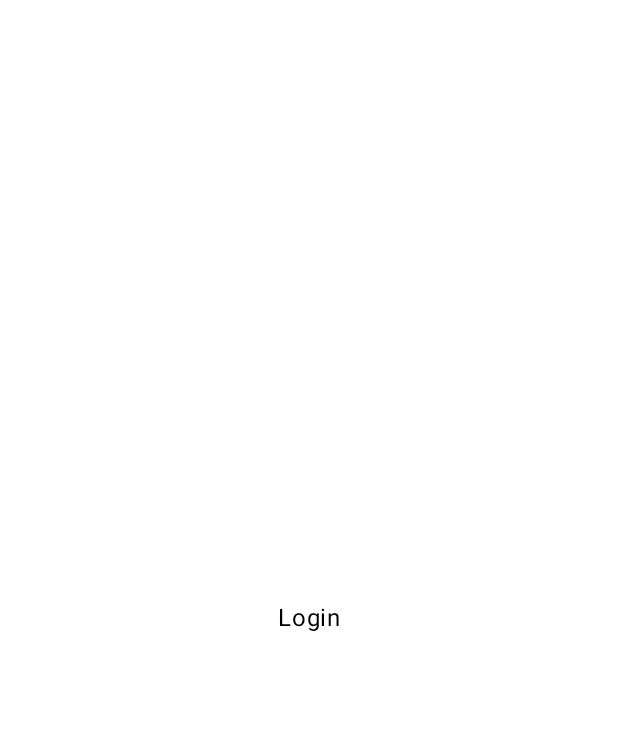
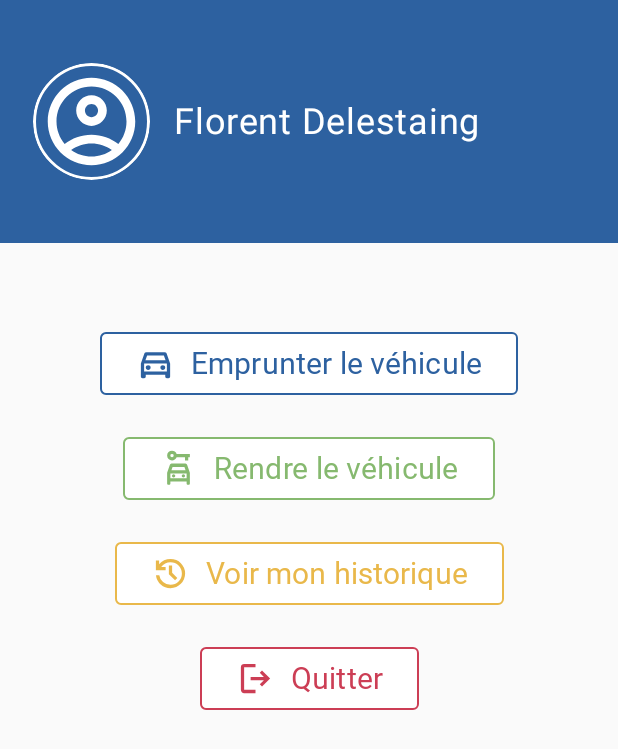
Before and after one commit to TawfiqGit/TrackingCar, an Android app built with Jetpack Compose: the screen it shows after launch (MainActivity), on a phone screen of 412 x 824 dp. Before the commit the part shown is almost empty. Shown: the top 749 px of the screen. Run offline under Robolectric (Android 15) with nearby library versions, the light colour scheme and no system bars; our stand-ins replace Dagger/Hilt's generated code.

Commit message:
UX DashboardScreen.kt

```diff
--- a/app/src/main/java/com/tawfiqdev/trackingcar/navigation/NavHostScreen.kt
+++ b/app/src/main/java/com/tawfiqdev/trackingcar/navigation/NavHostScreen.kt
@@ -4,7 +4,8 @@ import androidx.compose.runtime.Composable
 import androidx.navigation.NavHostController
 import androidx.navigation.compose.NavHost
 import androidx.navigation.compose.composable
-import com.tawfiqdev.trackingcar.ui.dashboard.LoginScreen
+import com.tawfiqdev.trackingcar.ui.auth.LoginScreen
+import com.tawfiqdev.trackingcar.ui.dashboard.DashboardScreen
 import com.tawfiqdev.trackingcar.ui.splash.SplashScreen
 
 @Composable
@@ -19,5 +20,14 @@ fun NavHostScreen(navController: NavHostController) {
         composable(route = Screen.Login.route) {
             LoginScreen(navController = navController)
         }
+        composable(route = Screen.Dashboard.route) {
+            DashboardScreen(
+                userName = "Florent Delestaing",
+                onBorrowVehicle = {  },
+                onReturnVehicle = { },
+                onHistory = { },
+                onQuit = { navController.popBackStack() }
+            )
+        }
     }
 }
--- a/app/src/main/java/com/tawfiqdev/trackingcar/navigation/Screen.kt
+++ b/app/src/main/java/com/tawfiqdev/trackingcar/navigation/Screen.kt
@@ -3,4 +3,6 @@ package com.tawfiqdev.trackingcar.navigation
 sealed class Screen(val route: String) {
     object Splash : Screen("splash_screen")
     object Login : Screen("login_screen")
+
+    object Dashboard : Screen("dashboard_screen")
 }
--- /dev/null
+++ b/app/src/main/java/com/tawfiqdev/trackingcar/ui/auth/LoginScreen.kt
@@ -0,0 +1,23 @@
+package com.tawfiqdev.trackingcar.ui.auth
+
+import androidx.compose.foundation.background
+import androidx.compose.foundation.layout.Box
+import androidx.compose.foundation.layout.fillMaxSize
+import androidx.compose.material3.Text
+import androidx.compose.runtime.Composable
+import androidx.compose.ui.Alignment
+import androidx.compose.ui.Modifier
+import androidx.compose.ui.graphics.Color
+import androidx.navigation.NavHostController
+
+@Composable
+fun LoginScreen (navController: NavHostController){
+    Box(
+        modifier = Modifier
+            .fillMaxSize()
+            .background(Color.White),
+        contentAlignment = Alignment.Center
+    ) {
+        Text(text = "Login", color = Color.Black)
+    }
+}
--- /dev/null
+++ b/app/src/main/java/com/tawfiqdev/trackingcar/ui/dashboard/DashboardScreen.kt
@@ -0,0 +1,153 @@
+package com.tawfiqdev.trackingcar.ui.dashboard
+
+import androidx.compose.foundation.BorderStroke
+import androidx.compose.foundation.layout.Arrangement
+import androidx.compose.foundation.layout.Box
+import androidx.compose.foundation.layout.Column
+import androidx.compose.foundation.layout.Row
+import androidx.compose.foundation.layout.Spacer
+import androidx.compose.foundation.layout.fillMaxSize
+import androidx.compose.foundation.layout.fillMaxWidth
+import androidx.compose.foundation.layout.height
+import androidx.compose.foundation.layout.padding
+import androidx.compose.foundation.layout.size
+import androidx.compose.foundation.shape.CircleShape
+import androidx.compose.material.icons.Icons
+import androidx.compose.material.icons.outlined.AccountCircle
+import androidx.compose.material3.Icon
+import androidx.compose.material3.Surface
+import androidx.compose.material3.Text
+import androidx.compose.runtime.Composable
+import androidx.compose.ui.Alignment
+import androidx.compose.ui.Modifier
+import androidx.compose.ui.draw.clip
+import androidx.compose.ui.graphics.Color
+import androidx.compose.ui.text.style.TextOverflow
+import androidx.compose.ui.tooling.preview.Preview
+import androidx.compose.ui.unit.dp
+import androidx.compose.ui.unit.sp
+import com.tawfiqdev.design_system.R
+import com.tawfiqdev.design_system.components.ActionOutlinedButton
+import com.tawfiqdev.design_system.theme.Colors.AppBlue
+import com.tawfiqdev.design_system.theme.Colors.AppGreen
+import com.tawfiqdev.design_system.theme.Colors.AppRed
+import com.tawfiqdev.design_system.theme.Colors.AppYellow
+
+@Composable
+fun DashboardScreen(
+    userName: String,
+    onBorrowVehicle: () -> Unit,
+    onReturnVehicle: () -> Unit,
+    onHistory: () -> Unit,
+    onQuit: () -> Unit,
+    modifier: Modifier = Modifier
+) {
+    Column(modifier = modifier.fillMaxSize()) {
+        Header(userName = userName)
+        Spacer(modifier = Modifier.height(56.dp))
+
+        Column(
+            modifier = Modifier
+                .fillMaxWidth()
+                .padding(horizontal = 28.dp),
+            verticalArrangement = Arrangement.spacedBy(22.dp),
+            horizontalAlignment = Alignment.CenterHorizontally
+        ) {
+            ActionOutlinedButton(
+                text = "Emprunter le véhicule",
+                iconId = R.drawable.outline_car,
+                borderColor = AppBlue,
+                contentColor = AppBlue,
+                onClick = onBorrowVehicle
+            )
+
+            ActionOutlinedButton(
+                text = "Rendre le véhicule",
+                iconId = R.drawable.outline_car_rental,
+                borderColor = AppGreen,
+                contentColor = AppGreen,
+                onClick = onReturnVehicle
+            )
+
+            ActionOutlinedButton(
+                text = "Voir mon historique",
+                iconId = R.drawable.outline_history,
+                borderColor = AppYellow,
+                contentColor = AppYellow,
+                onClick = onHistory
+            )
+
+            ActionOutlinedButton(
+                text = "Quitter",
+                iconId = R.drawable.outline_logout,
+                borderColor = AppRed,
+                contentColor = AppRed,
+                onClick = onQuit
+            )
+        }
+    }
+}
+
+@Composable
+private fun Header(
+    userName: String,
+    modifier: Modifier = Modifier
+) {
+    Surface(
+        color = AppBlue,
+        tonalElevation = 0.dp,
+        shadowElevation = 0.dp,
+        modifier = modifier
+            .fillMaxWidth()
+            .height(162.dp)
+    ) {
+        Row(
+            modifier = Modifier
+                .fillMaxSize()
+                .padding(horizontal = 22.dp),
+            verticalAlignment = Alignment.CenterVertically
+        ) {
+            Box(
+                modifier = Modifier
+                    .size(78.dp)
+                    .clip(CircleShape),
+                contentAlignment = Alignment.Center
+            ) {
+                Surface(
+                    shape = CircleShape,
+                    color = Color.Transparent,
+                    border = BorderStroke(2.dp, Color.White),
+                    modifier = Modifier.fillMaxSize()
+                ) {}
+
+                Icon(
+                    imageVector = Icons.Outlined.AccountCircle,
+                    contentDescription = "Profil",
+                    tint = Color.White,
+                    modifier = Modifier.size(70.dp)
+                )
+            }
+            Spacer(modifier = Modifier.size(16.dp))
+
+            Text(
+                text = userName,
+                color = Color.White,
+                fontSize = 24.sp,
+                maxLines = 1,
+                overflow = TextOverflow.Ellipsis
+            )
+        }
+    }
+}
+
+@Preview(showSystemUi = true, showBackground = true)
+@Composable
+fun DashboardScreenPreview(){
+    DashboardScreen(
+        userName = "Florent Delestaing",
+        onBorrowVehicle = {  },
+        onReturnVehicle = { },
+        onHistory = { },
+        onQuit = { }
+    )
+}
--- a/app/src/main/java/com/tawfiqdev/trackingcar/ui/dashboard/LoginScreen.kt
+++ /dev/null
@@ -1,23 +0,0 @@
-package com.tawfiqdev.trackingcar.ui.dashboard
-
-import androidx.compose.foundation.background
-import androidx.compose.foundation.layout.Box
-import androidx.compose.foundation.layout.fillMaxSize
-import androidx.compose.material3.Text
-import androidx.compose.runtime.Composable
-import androidx.compose.ui.Alignment
-import androidx.compose.ui.Modifier
-import androidx.compose.ui.graphics.Color
-import androidx.navigation.NavHostController
-
-@Composable
-fun LoginScreen (navController: NavHostController){
-    Box(
-        modifier = Modifier
-            .fillMaxSize()
-            .background(Color.White),
-        contentAlignment = Alignment.Center
-    ) {
-        Text(text = "Login", color = Color.Black)
-    }
-}
--- a/app/src/main/java/com/tawfiqdev/trackingcar/ui/splash/SplashScreen.kt
+++ b/app/src/main/java/com/tawfiqdev/trackingcar/ui/splash/SplashScreen.kt
@@ -56,7 +56,7 @@ fun SplashScreen(
             scaleJob.join()
             rotationJob.join()
         }
-        navController.navigate(Screen.Login.route)
+        navController.navigate(Screen.Dashboard.route)
     }
 
     Box(
--- a/app/src/main/res/values/strings.xml
+++ b/app/src/main/res/values/strings.xml
@@ -1,3 +1,4 @@
 <resources>
     <string name="app_name">TrackingCar</string>
+    <string name="button_historique">Voir mon historique</string>
 </resources>
--- a/design-system/src/main/java/com/tawfiqdev/design_system/components/Button.kt
+++ b/design-system/src/main/java/com/tawfiqdev/design_system/components/Button.kt
@@ -2,23 +2,30 @@ package com.tawfiqdev.design_system.components
 
 import androidx.compose.foundation.BorderStroke
 import androidx.compose.foundation.layout.Box
+import androidx.compose.foundation.layout.Spacer
 import androidx.compose.foundation.layout.fillMaxWidth
 import androidx.compose.foundation.layout.padding
+import androidx.compose.foundation.layout.size
+import androidx.compose.foundation.layout.width
 import androidx.compose.foundation.shape.RoundedCornerShape
 import androidx.compose.material3.Button
 import androidx.compose.material3.ButtonDefaults
+import androidx.compose.material3.Icon
 import androidx.compose.material3.MaterialTheme
 import androidx.compose.material3.OutlinedButton
 import androidx.compose.material3.Text
 import androidx.compose.runtime.Composable
 import androidx.compose.ui.Modifier
 import androidx.compose.ui.graphics.Color
+import androidx.compose.ui.graphics.vector.ImageVector
+import androidx.compose.ui.res.vectorResource
 import androidx.compose.ui.text.style.TextAlign
 import androidx.compose.ui.tooling.preview.Preview
 import androidx.compose.ui.unit.Dp
 import androidx.compose.ui.unit.TextUnit
 import androidx.compose.ui.unit.dp
 import androidx.compose.ui.unit.sp
+import com.tawfiqdev.design_system.R
 import com.tawfiqdev.design_system.theme.Colors
 import com.tawfiqdev.design_system.theme.ExtraLargeRoundedCornerShape
 import com.tawfiqdev.design_system.theme.ExtraSmallRoundedCornerShape
@@ -60,15 +67,16 @@ fun AppButton(
 }
 
 @Composable
-fun AppOutlinedButton(
+fun ActionOutlinedButton(
     modifier: Modifier = Modifier,
     text: String,
-    fontSize: TextUnit = 16.sp,
+    fontSize: TextUnit = 20.sp,
+    iconId: Int ,
     shape: RoundedCornerShape = ExtraSmallRoundedCornerShape,
-    borderColor: Color = Colors.GreenRacing,
+    borderColor: Color = Colors.Black,
+    contentColor: Color = Colors.Black,
     borderWidth: Dp = 1.dp,
     backgroundColor: Color = Color.White,
-    contentColor: Color = Colors.GreenRacing,
     enabled: Boolean = true,
     onClick: () -> Unit
 ) {
@@ -86,6 +94,13 @@ fun AppOutlinedButton(
         ),
         contentPadding = ButtonDefaults.ContentPadding
     ) {
+        Icon(
+            imageVector  = ImageVector.vectorResource(id = iconId),
+            contentDescription = null,
+            modifier = Modifier.size(26.dp)
+        )
+        Spacer(modifier = Modifier.width(10.dp))
+
         AppText(
             text = text,
             color = contentColor,
@@ -123,7 +138,7 @@ fun ContinueButtonPreview() {
 @Preview
 @Composable
 fun AppOutlineButtonPreview() {
-    AppOutlinedButton(text = "Hello World", shape = ExtraSmallRoundedCornerShape) {}
+    ActionOutlinedButton(text = "Hello World", iconId = R.drawable.outline_logout, shape = ExtraSmallRoundedCornerShape) {}
 }
 
 @Preview
--- a/design-system/src/main/java/com/tawfiqdev/design_system/theme/Colors.kt
+++ b/design-system/src/main/java/com/tawfiqdev/design_system/theme/Colors.kt
@@ -9,6 +9,11 @@ object Colors {
     val Endeavour = Color(0xFF0164af)
     val HalfBaked= Color(0xFF7eb1d3)
     val SoftBlue = Color(0xFFb4e0f9)
+
+    val AppBlue = Color(0xFF2D61A0)
+    val AppGreen = Color(0xFF86B96F)
+    val AppYellow = Color(0xFFE9B84A)
+    val AppRed = Color(0xFFCC3E55)
 
     val RoseSeaShell = Color(0xFFFFF5F2)
     val Grey = Color(0xFFEFECEC)
--- /dev/null
+++ b/design-system/src/main/res/drawable/outline_car.xml
@@ -0,0 +1,5 @@
+<vector xmlns:android="http://schemas.android.com/apk/res/android" android:height="24dp" android:tint="#000000" android:viewportHeight="960" android:viewportWidth="960" android:width="24dp">
+
+    <path android:fillColor="@android:color/white" android:pathData="M240,760L240,800Q240,817 228.5,828.5Q217,840 200,840L160,840Q143,840 131.5,828.5Q120,817 120,800L120,480L204,240Q210,222 225.5,211Q241,200 260,200L700,200Q719,200 734.5,211Q750,222 756,240L840,480L840,800Q840,817 828.5,828.5Q817,840 800,840L760,840Q743,840 731.5,828.5Q720,817 720,800L720,760L240,760ZM232,400L728,400L686,280L274,280L232,400ZM200,480L200,480L200,680L200,680L200,480ZM300,640Q325,640 342.5,622.5Q360,605 360,580Q360,555 342.5,537.5Q325,520 300,520Q275,520 257.5,537.5Q240,555 240,580Q240,605 257.5,622.5Q275,640 300,640ZM660,640Q685,640 702.5,622.5Q720,605 720,580Q720,555 702.5,537.5Q685,520 660,520Q635,520 617.5,537.5Q600,555 600,580Q600,605 617.5,622.5Q635,640 660,640ZM200,680L760,680L760,480L200,480L200,680Z"/>
+
+</vector>
--- /dev/null
+++ b/design-system/src/main/res/drawable/outline_car_rental.xml
@@ -0,0 +1,5 @@
+<vector xmlns:android="http://schemas.android.com/apk/res/android" android:height="24dp" android:tint="#000000" android:viewportHeight="960" android:viewportWidth="960" android:width="24dp">
+
+    <path android:fillColor="@android:color/white" android:pathData="M320,280Q270,280 235,245Q200,210 200,160Q200,110 235,75Q270,40 320,40Q358,40 389,62.5Q420,85 434,120L760,120L760,200L720,200L720,280L640,280L640,200L434,200Q420,235 389,257.5Q358,280 320,280ZM320,200Q337,200 348.5,188.5Q360,177 360,160Q360,143 348.5,131.5Q337,120 320,120Q303,120 291.5,131.5Q280,143 280,160Q280,177 291.5,188.5Q303,200 320,200ZM360,700Q377,700 388.5,688.5Q400,677 400,660Q400,643 388.5,631.5Q377,620 360,620Q343,620 331.5,631.5Q320,643 320,660Q320,677 331.5,688.5Q343,700 360,700ZM600,700Q617,700 628.5,688.5Q640,677 640,660Q640,643 628.5,631.5Q617,620 600,620Q583,620 571.5,631.5Q560,643 560,660Q560,677 571.5,688.5Q583,700 600,700ZM200,584L266,392Q271,378 282.5,369Q294,360 308,360L652,360Q666,360 677.5,369Q689,378 694,392L760,584L760,848Q760,862 751,871Q742,880 728,880L712,880Q698,880 689,871Q680,862 680,848L680,800L280,800L280,848Q280,862 271,871Q262,880 248,880L232,880Q218,880 209,871Q200,862 200,848L200,584ZM306,520L654,520L626,440L334,440L306,520ZM280,600L280,600L280,720L280,720L280,600ZM280,720L680,720L680,600L280,600L280,720Z"/>
+
+</vector>
--- /dev/null
+++ b/design-system/src/main/res/drawable/outline_history.xml
@@ -0,0 +1,5 @@
+<vector xmlns:android="http://schemas.android.com/apk/res/android" android:height="24dp" android:tint="#000000" android:viewportHeight="960" android:viewportWidth="960" android:width="24dp">
+
+    <path android:fillColor="@android:color/white" android:pathData="M480,840Q342,840 239.5,748.5Q137,657 122,520L204,520Q218,624 296.5,692Q375,760 480,760Q597,760 678.5,678.5Q760,597 760,480Q760,363 678.5,281.5Q597,200 480,200Q411,200 351,232Q291,264 250,320L360,320L360,400L120,400L120,160L200,160L200,254Q251,190 324.5,155Q398,120 480,120Q555,120 620.5,148.5Q686,177 734.5,225.5Q783,274 811.5,339.5Q840,405 840,480Q840,555 811.5,620.5Q783,686 734.5,734.5Q686,783 620.5,811.5Q555,840 480,840ZM592,648L440,496L440,280L520,280L520,464L648,592L592,648Z"/>
+
+</vector>
--- /dev/null
+++ b/design-system/src/main/res/drawable/outline_logout.xml
@@ -0,0 +1,5 @@
+<vector xmlns:android="http://schemas.android.com/apk/res/android" android:autoMirrored="true" android:height="24dp" android:tint="#000000" android:viewportHeight="960" android:viewportWidth="960" android:width="24dp">
+
+    <path android:fillColor="@android:color/white" android:pathData="M200,840Q167,840 143.5,816.5Q120,793 120,760L120,200Q120,167 143.5,143.5Q167,120 200,120L480,120L480,200L200,200Q200,200 200,200Q200,200 200,200L200,760Q200,760 200,760Q200,760 200,760L480,760L480,840L200,840ZM640,680L585,622L687,520L360,520L360,440L687,440L585,338L640,280L840,480L640,680Z"/>
+
+</vector>
```
